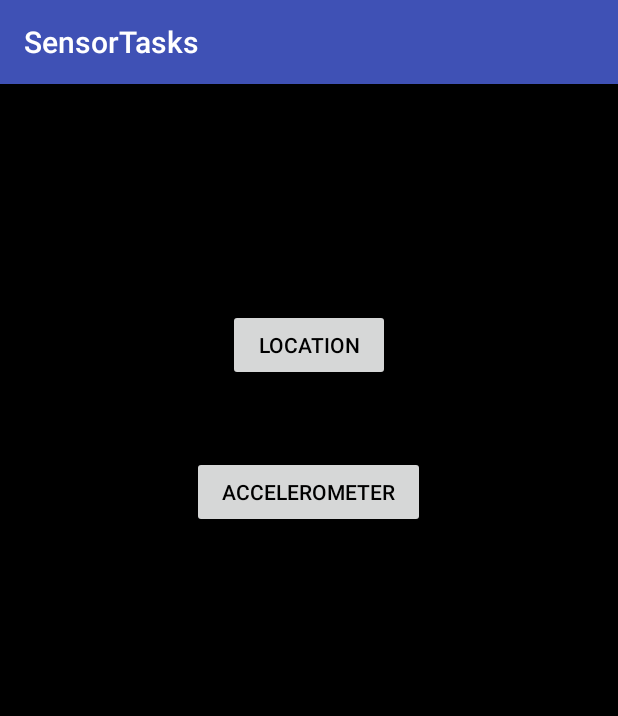
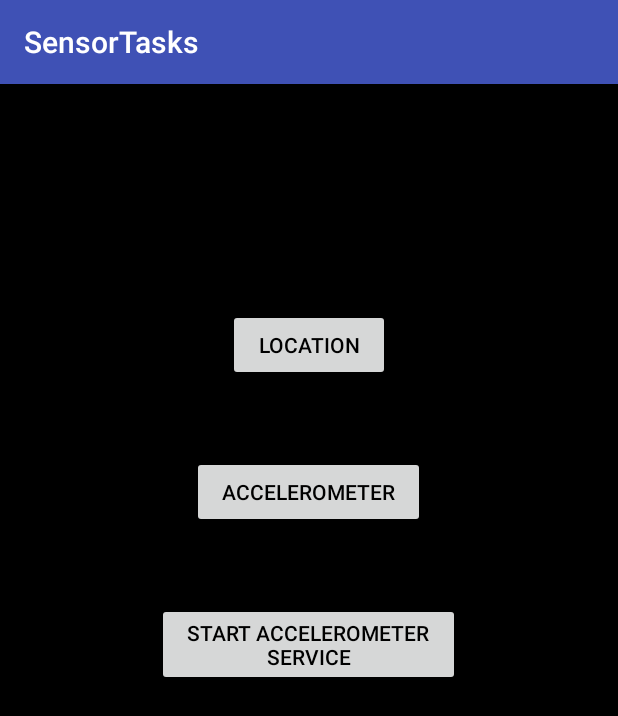
Before and after one commit to prash1410/SensorTasks, an Android app: the screen it shows after launch (MainActivity), on a phone screen of 412 x 824 dp. Shown: the top 716 px of the screen. Run offline under Robolectric (Android 15) with nearby library versions, the phone set to English and light mode, and no system bars.

Commit message:
Another commit

```diff
--- a/app/src/main/java/ps/uiet/chd/sensortasks/Accelerometer.java
+++ b/app/src/main/java/ps/uiet/chd/sensortasks/Accelerometer.java
@@ -410,8 +410,8 @@ public class Accelerometer extends AppCompatActivity
     public void getAngle(double x, double y, double z, boolean init)
     {
         double tempY = Math.round(((Math.asin(y/9.8)*180.0d)/Math.PI)*100d)/100d;
-        double tempZ = Math.round(((Math.asin(x/9.8)*180.0d)/Math.PI)*100d)/100d;
-        double tempX = Math.round(((Math.asin(z/9.8)*180.0d)/Math.PI)*100d)/100d;
+        double tempZ = Math.round(((Math.asin(z/9.8)*180.0d)/Math.PI)*100d)/100d;
+        double tempX = Math.round(((Math.asin(x/9.8)*180.0d)/Math.PI)*100d)/100d;
         if(init)
         {
             initAngleX = tempX;
--- a/app/src/main/res/layout/activity_main.xml
+++ b/app/src/main/res/layout/activity_main.xml
@@ -31,4 +31,16 @@
         android:textColor="#000"
         android:text="Accelerometer"/>
 
+    <Button
+        android:id="@+id/AccelerometerServiceButton"
+        android:layout_width="wrap_content"
+        android:layout_height="wrap_content"
+        android:layout_below="@+id/AccelerometerButton"
+        android:layout_marginTop="50dp"
+        android:layout_centerHorizontal="true"
+        android:paddingLeft="20dp"
+        android:paddingRight="20dp"
+        android:textColor="#000"
+        android:text="Start Accelerometer\nService"/>
+
 </RelativeLayout>
```
